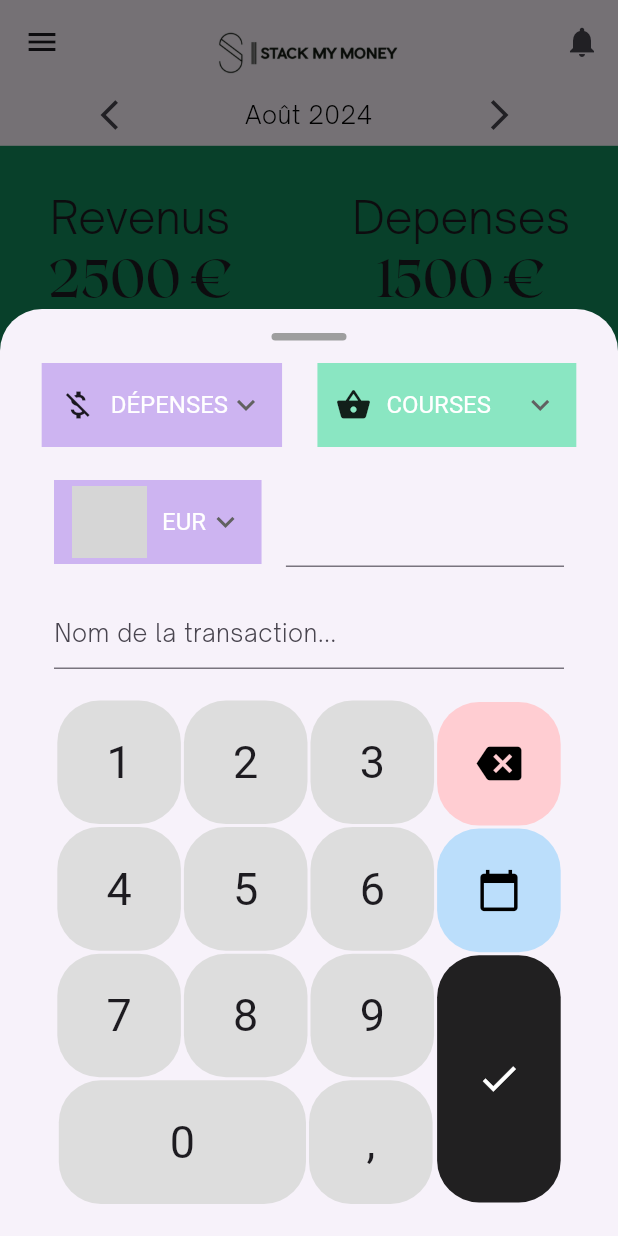
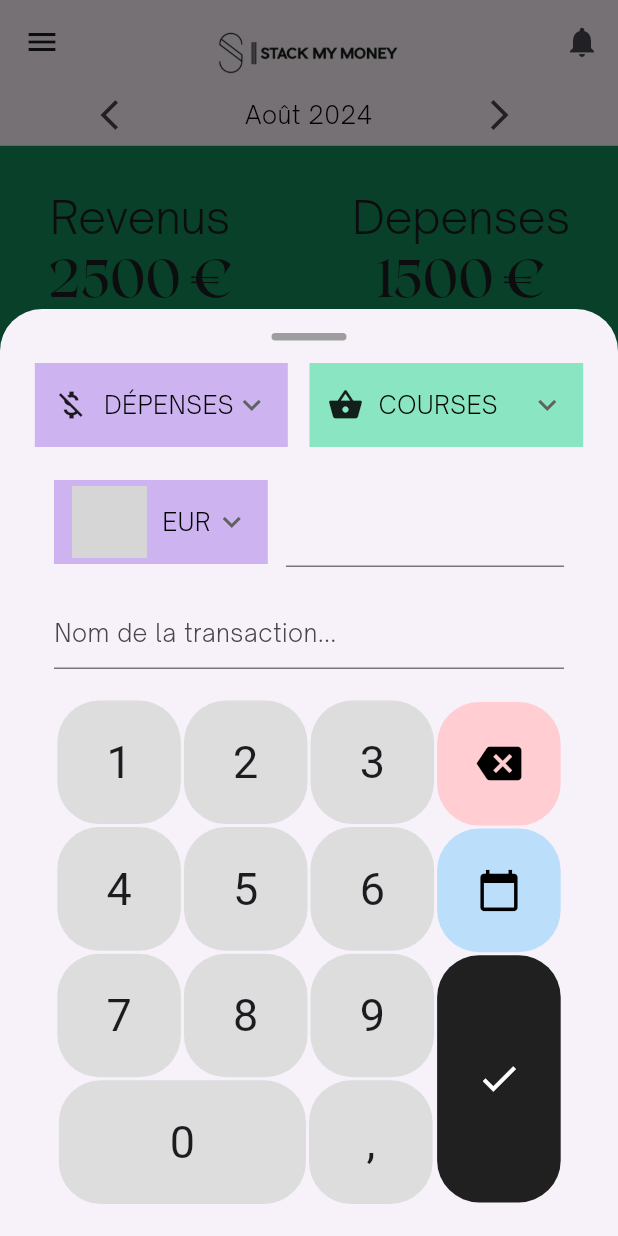
Before and after one commit to sikadali/stack_my_money_app, a Flutter app: the screen it shows after launch, after a tap on the "arrow forward ios" icon, after a tap on the "add" icon, on a phone screen of 412 x 824 dp. Run offline on Flutter 3.47's test engine with Material 3 defaults, Android fonts, the phone set to English and light mode, and no system bars; drawn by our look-alikes of carousel_slider, smooth_page_indicator; our stand-ins replace liquid_swipe; grey boxes are pictures that could not be loaded.

Commit message:
fix darkMode of dropdowns

```diff
--- a/lib/src/common_widgets/dropdown_menu.dart
+++ b/lib/src/common_widgets/dropdown_menu.dart
@@ -1,5 +1,4 @@
 import 'package:flutter/material.dart';
-import 'package:stack_my_money_app/src/constants/colors.dart';
 import 'package:stack_my_money_app/src/constants/icons.dart';
 
 class SDropDownMenu extends StatefulWidget {
@@ -47,8 +46,7 @@ class _SDropDownMenuState extends State<SDropDownMenu> {
             });
           },
           icon: const Icon(sExpandIcon),
-          style: const TextStyle(fontSize: 16),
-          dropdownColor: Colors.white,
+          style: Theme.of(context).textTheme.bodyLarge,
         ),
       ),
     );
```
